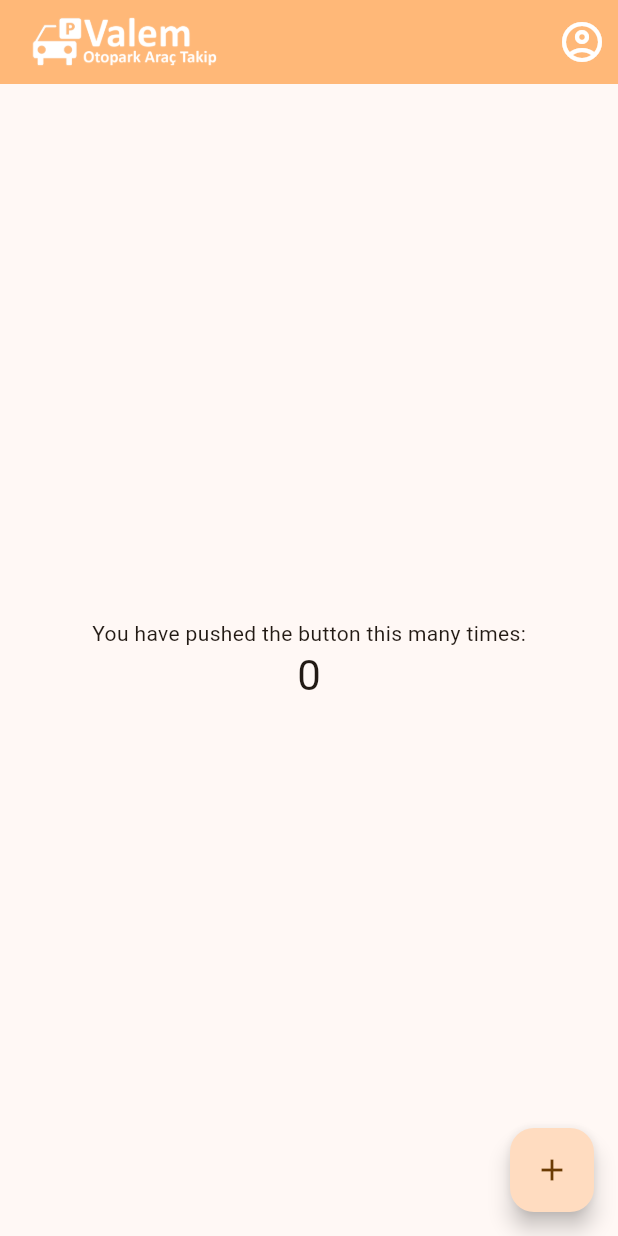
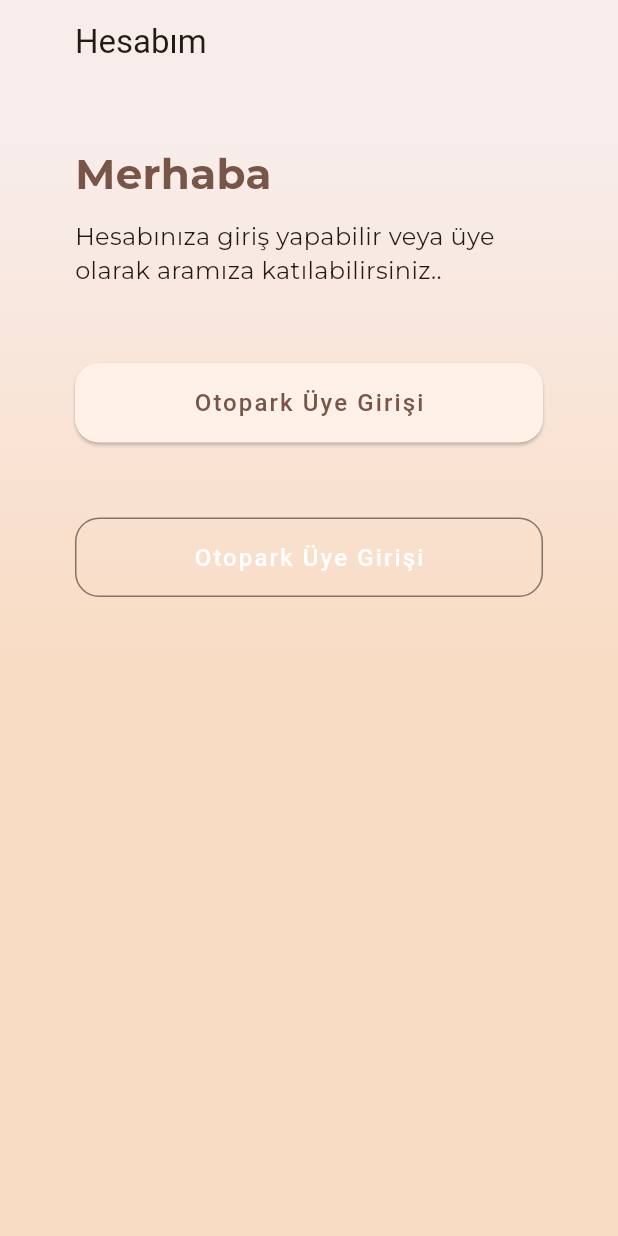
Before and after one commit to dogahavaa/ValemMobileApp, a Flutter app: the screen it shows after launch, on a phone screen of 412 x 824 dp. Run offline on Flutter 3.47's test engine with Material 3 defaults, Android fonts, the phone set to English and light mode, and no system bars; our stand-ins replace google_fonts.

Commit message:
AccountPageEklendi

```diff
--- a/valem_application/lib/main.dart
+++ b/valem_application/lib/main.dart
@@ -1,7 +1,9 @@
 import 'package:flutter/material.dart';
+import 'package:valem_application/pages/account.dart';
 
 void main() {
   runApp(const MyApp());
+  //sds
 }
 
 class MyApp extends StatelessWidget {
@@ -22,7 +24,8 @@ class MyApp extends StatelessWidget {
         ),
         useMaterial3: true,
       ),
-      home: const MyHomePage(title: 'Flutter Demo Home Page'),
+      //home: const MyHomePage(title: 'Valem'),
+      home: AccountPage(),
     );
   }
 }
--- /dev/null
+++ b/valem_application/lib/pages/account.dart
@@ -0,0 +1,121 @@
+import 'package:flutter/material.dart';
+import 'package:flutter/rendering.dart';
+import 'package:google_fonts/google_fonts.dart';
+
+class AccountPage extends StatelessWidget {
+  const AccountPage({super.key});
+
+  @override
+  Widget build(BuildContext context) {
+    return Scaffold(
+      appBar: AppBar(
+        title: const Text("Hesabım"),
+        centerTitle: false,
+        titleSpacing: 50,
+        backgroundColor: const Color(0xFFF8EDEB),
+        elevation: 0.005,
+        shadowColor: Colors.black,
+      ),
+      body: content(),
+    );
+  }
+}
+
+Widget content() {
+  return Stack(children: [
+    Container(
+      height: double.infinity,
+      width: double.infinity,
+      decoration: gradientBackground(),
+    ),
+    Container(
+      height: double.infinity,
+      child: SingleChildScrollView(
+        //physics: AlwaysScrollableScrollPhysics(),
+        padding: const EdgeInsets.symmetric(
+          horizontal: 50,
+          vertical: 40,
+        ),
+        child: Column(
+          mainAxisAlignment: MainAxisAlignment.center,
+          crossAxisAlignment: CrossAxisAlignment.center,
+          children: <Widget>[
+            Align(
+              alignment: Alignment.centerLeft,
+              child: Text(
+                "Merhaba",
+                style: GoogleFonts.montserrat(
+                    fontSize: 28,
+                    fontWeight: FontWeight.bold,
+                    color: Colors.brown),
+              ),
+            ),
+            const SizedBox(height: 10),
+            Text(
+              "Hesabınıza giriş yapabilir veya üye olarak aramıza katılabilirsiniz..",
+              style: GoogleFonts.montserrat(
+                fontSize: 16,
+              ),
+            ),
+            //const SizedBox(height: 50),
+            Column(
+              children: [
+                Container(
+                  padding: EdgeInsets.symmetric(vertical: 50),
+                  width: double.infinity,
+                  child: ElevatedButton(
+                    onPressed: () {},
+                    style: ElevatedButton.styleFrom(
+                        padding: EdgeInsets.all(15),
+                        shape: RoundedRectangleBorder(
+                            borderRadius: BorderRadius.circular(16))),
+                    child: const Text(
+                      "Otopark Üye Girişi",
+                      style: TextStyle(
+                        color: Colors.brown,
+                        fontSize: 16,
+                        letterSpacing: 1.4,
+                        fontWeight: FontWeight.w500,
+                      ),
+                    ),
+                  ),
+                ),
+                Container(
+                  //padding: EdgeInsets.symmetric(vertical: 50),
+                  width: double.infinity,
+                  child: OutlinedButton(
+                    onPressed: () {},
+                    style: ElevatedButton.styleFrom(
+                        padding: EdgeInsets.all(15),
+                        shape: RoundedRectangleBorder(
+                            borderRadius: BorderRadius.circular(16))),
+                    child: const Text(
+                      "Otopark Üye Girişi",
+                      style: TextStyle(
+                        color: Colors.white,
+                        fontSize: 16,
+                        letterSpacing: 1.4,
+                        fontWeight: FontWeight.w500,
+                      ),
+                    ),
+                  ),
+                ),
+              ],
+            )
+          ],
+        ),
+      ),
+    ),
+  ]);
+}
+
+BoxDecoration gradientBackground() {
+  return const BoxDecoration(
+    gradient: LinearGradient(
+      begin: Alignment.topCenter,
+      end: Alignment.bottomCenter,
+      colors: [Color(0xFFF8EDEB), Color(0xFFF9DCC4), Color(0xFFF9DCC4)],
+      stops: [0.05, 0.5, 0.9],
+    ),
+  );
+}
--- a/valem_application/pubspec.yaml
+++ b/valem_application/pubspec.yaml
@@ -35,6 +35,7 @@ dependencies:
   # The following adds the Cupertino Icons font to your application.
   # Use with the CupertinoIcons class for iOS style icons.
   cupertino_icons: ^1.0.6
+  google_fonts: ^6.2.0
 
 dev_dependencies:
   flutter_test:
```
Also changed, not shown: valem_application/pubspec.lock, 7 other files.
